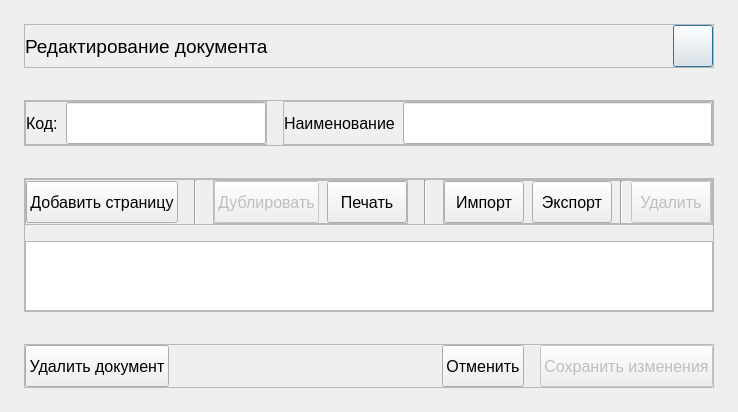
Qt form ui/ui/edit_document.ui (pntech-dev/Documents-Exp-Desktop) before a commit.
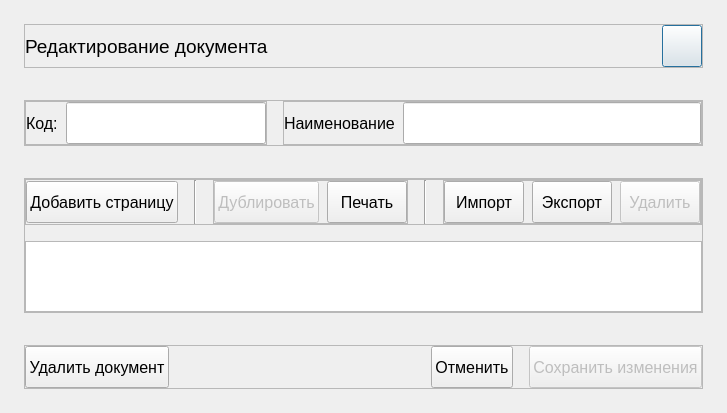
The same form after that commit. Custom widgets are drawn as their Qt base class.

Commit message: feat(ui): implement refresh button functionality

```diff
--- a/ui/ui/edit_document.ui
+++ b/ui/ui/edit_document.ui
@@ -6,8 +6,8 @@
    <rect>
     <x>0</x>
     <y>0</y>
-    <width>576</width>
-    <height>396</height>
+    <width>715</width>
+    <height>413</height>
    </rect>
   </property>
   <property name="maximumSize">
@@ -462,11 +462,17 @@
              </widget>
             </item>
             <item>
-             <widget class="Line" name="line_5">
+             <spacer name="horizontalSpacer_2">
               <property name="orientation">
-               <enum>Qt::Vertical</enum>
+               <enum>Qt::Horizontal</enum>
               </property>
-             </widget>
+              <property name="sizeHint" stdset="0">
+               <size>
+                <width>40</width>
+                <height>20</height>
+               </size>
+              </property>
+             </spacer>
             </item>
             <item>
              <widget class="NoFrameButton" name="delete_page_pushButton">
```
The commit also changes 2 other files.
